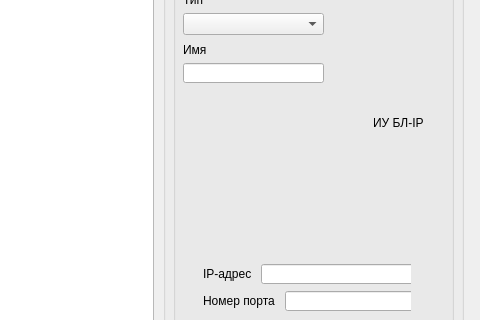
Before: the Qt Designer form m_cfg/MainWindowCFG.ui in xXRadioHeadXx/start7, drawn with Qt 5; both pictures show x 107 to 587 and y 195 to 515 of the 587 by 795 pixel window.
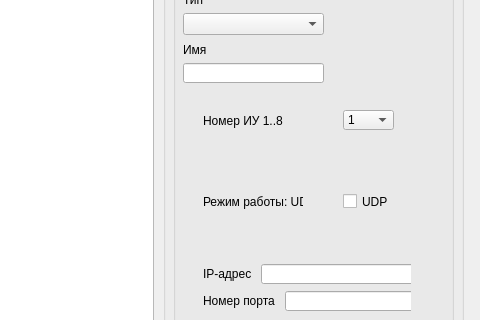
After: the same form once the commit is applied. The open tabs and pages were chosen to show the change. Icons and pictures are not drawn.

Diff of the .ui file:
```diff
--- a/m_cfg/MainWindowCFG.ui
+++ b/m_cfg/MainWindowCFG.ui
@@ -460,14 +460,90 @@
        <widget class="QLabel" name="label_6">
         <property name="geometry">
          <rect>
-          <x>180</x>
+          <x>10</x>
           <y>20</y>
+          <width>91</width>
+          <height>16</height>
+         </rect>
+        </property>
+        <property name="text">
+         <string>Номер ИУ 1..8</string>
+        </property>
+       </widget>
+       <widget class="QComboBox" name="IU_comboBox_Num2">
+        <property name="geometry">
+         <rect>
+          <x>150</x>
+          <y>17</y>
           <width>51</width>
           <height>20</height>
          </rect>
         </property>
+        <item>
+         <property name="text">
+          <string>1</string>
+         </property>
+        </item>
+        <item>
+         <property name="text">
+          <string>2</string>
+         </property>
+        </item>
+        <item>
+         <property name="text">
+          <string>3</string>
+         </property>
+        </item>
+        <item>
+         <property name="text">
+          <string>4</string>
+         </property>
+        </item>
+        <item>
+         <property name="text">
+          <string>5</string>
+         </property>
+        </item>
+        <item>
+         <property name="text">
+          <string>6</string>
+         </property>
+        </item>
+        <item>
+         <property name="text">
+          <string>7</string>
+         </property>
+        </item>
+        <item>
+         <property name="text">
+          <string>8</string>
+         </property>
+        </item>
+       </widget>
+       <widget class="QCheckBox" name="CD_UdpUse_checkBox_3">
+        <property name="geometry">
+         <rect>
+          <x>150</x>
+          <y>100</y>
+          <width>70</width>
+          <height>17</height>
+         </rect>
+        </property>
         <property name="text">
-         <string>ИУ БЛ-IP</string>
+         <string>UDP</string>
+        </property>
+       </widget>
+       <widget class="QLabel" name="CD_label_14">
+        <property name="geometry">
+         <rect>
+          <x>10</x>
+          <y>100</y>
+          <width>100</width>
+          <height>17</height>
+         </rect>
+        </property>
+        <property name="text">
+         <string>Режим работы: UDP</string>
         </property>
        </widget>
       </widget>
```
Left out of the diff: 32 changed lines with no effect on the pictures.
